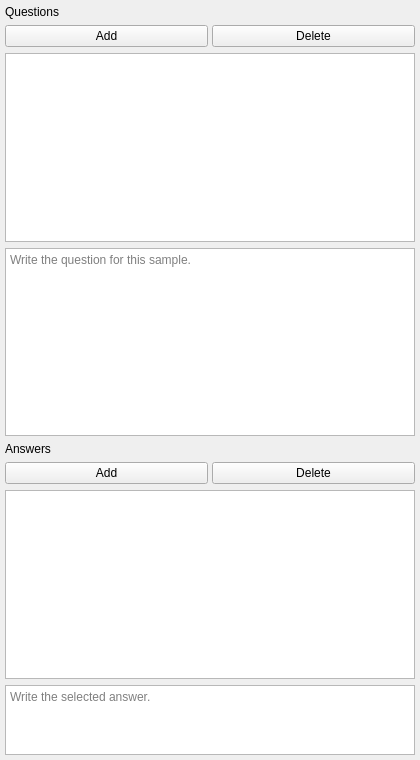
Old version of the form annotation_tool/ui/question_answer/question_answer_annotation_panel.ui in the repository OpenSportsLab/VideoAnnotationTool.
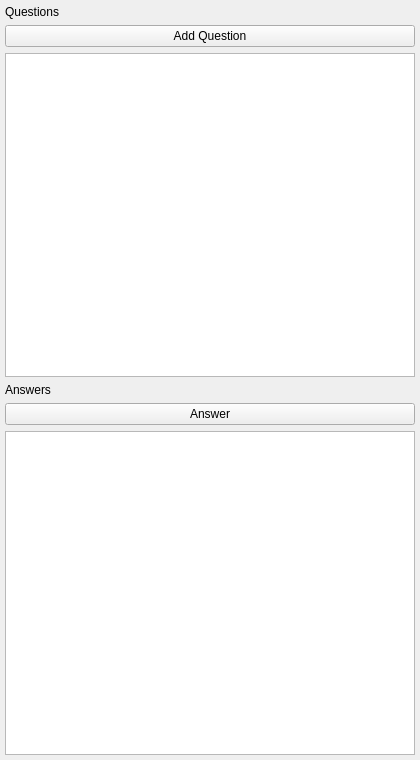
New version of the form.

Commit message:
Refactor question-answer tests to improve clarity and functionality
- Updated test names for better readability and accuracy.
- Replaced direct text setting in tests with monkeypatching for dialog inputs.
- Enhanced assertions to check the state of UI components more effectively.
- Added new tests for double-click editing and context menu actions on answers.
- Ensured that the answer list and question list interactions are properly validated.

What changed in the file:
```diff
--- a/annotation_tool/ui/question_answer/question_answer_annotation_panel.ui
+++ b/annotation_tool/ui/question_answer/question_answer_annotation_panel.ui
@@ -44,14 +44,7 @@
      <item>
       <widget class="QPushButton" name="addQuestionButton">
        <property name="text">
-        <string>Add</string>
-       </property>
-      </widget>
-     </item>
-     <item>
-      <widget class="QPushButton" name="deleteQuestionButton">
-       <property name="text">
-        <string>Delete</string>
+        <string>Add Question</string>
        </property>
       </widget>
      </item>
@@ -64,16 +57,6 @@
      </property>
     </widget>
    </item>
-   <item>
-    <widget class="QPlainTextEdit" name="questionEditor">
-     <property name="minimumHeight">
-      <number>90</number>
-     </property>
-     <property name="placeholderText">
-      <string>Write the question for this sample.</string>
-     </property>
-    </widget>
-   </item>
    <item>
     <widget class="QLabel" name="answerHeaderLabel">
      <property name="text">
@@ -92,14 +75,7 @@
      <item>
       <widget class="QPushButton" name="addAnswerButton">
        <property name="text">
-        <string>Add</string>
-       </property>
-      </widget>
-     </item>
-     <item>
-      <widget class="QPushButton" name="deleteAnswerButton">
-       <property name="text">
-        <string>Delete</string>
+        <string>Answer</string>
        </property>
       </widget>
      </item>
@@ -108,20 +84,7 @@
    <item>
     <widget class="QListWidget" name="answerList">
      <property name="minimumHeight">
-      <number>100</number>
-     </property>
-    </widget>
-   </item>
-   <item>
-    <widget class="QPlainTextEdit" name="answerEditor">
-     <property name="sizePolicy">
-      <sizepolicy hsizetype="Preferred" vsizetype="Expanding">
-       <horstretch>0</horstretch>
-       <verstretch>1</verstretch>
-      </sizepolicy>
-     </property>
-     <property name="placeholderText">
-      <string>Write the selected answer.</string>
+      <number>220</number>
      </property>
     </widget>
    </item>
```
The commit also changes 14 other files.
